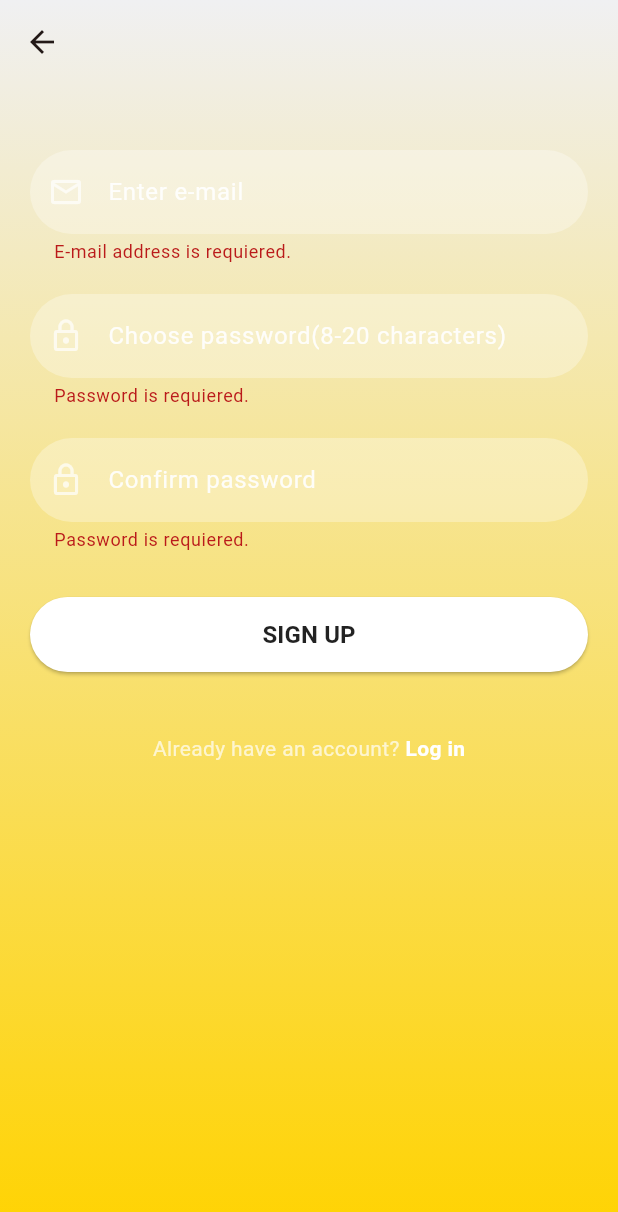
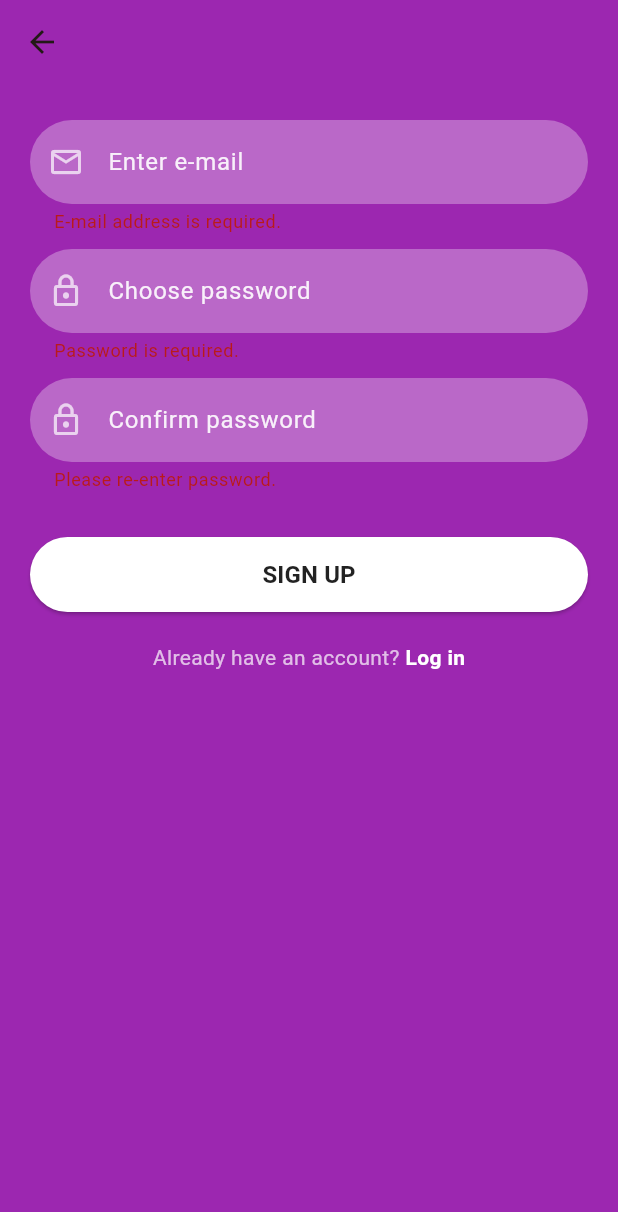
Before and after one commit to crb3l/brain-app, a Flutter app: the SignUpScreen screen opened directly, after a tap on "SIGN UP", on a phone screen of 412 x 824 dp. Shown: the top 1212 px of the screen. Run offline on Flutter 3.47's test engine with Material 3 defaults, Android fonts, the light colour scheme and no system bars; our stand-ins replace firebase_auth, firebase_core; accounts and stored records are empty.

Commit message:
implemented all the signup/login functionalities after a looooooooooong while ... no comment

```diff
--- a/lib/reusable_widgets/reusable_widgets.dart
+++ b/lib/reusable_widgets/reusable_widgets.dart
@@ -1,3 +1,4 @@
+// import 'dart:js_util';
 import 'dart:ui';
 
 import 'package:flutter/material.dart';
@@ -66,6 +67,43 @@ TextFormField passwordTextFormField(
       keyboardType: TextInputType.visiblePassword);
 }
 
+TextFormField passwordConfirmTextFormField(
+    String text,
+    IconData icon,
+    TextEditingController passwordController,
+    TextEditingController _vcontroller) {
+  return TextFormField(
+      controller: _vcontroller,
+//ma sinucid am stat 4 ore ca sa implementez asta pentru ca voiam sa fie implementata diferit fut-o pula de validare
+      validator: (value) {
+        if (value!.isEmpty) {
+          return "Please re-enter password.";
+        } else if (value != passwordController) {
+          return "Passwords do not match!";
+        } else {
+          return null;
+        }
+      },
+      obscureText: true,
+      cursorColor: Colors.white,
+      style: TextStyle(color: Colors.white.withOpacity(0.9)),
+      decoration: InputDecoration(
+        prefixIcon: Icon(
+          icon,
+          color: Colors.white70,
+        ),
+        labelText: text,
+        labelStyle: TextStyle(color: Colors.white.withOpacity(0.9)),
+        filled: true,
+        floatingLabelBehavior: FloatingLabelBehavior.never,
+        fillColor: Colors.white.withOpacity(0.3),
+        border: OutlineInputBorder(
+            borderRadius: BorderRadius.circular(30.0),
+            borderSide: const BorderSide(width: 0, style: BorderStyle.none)),
+      ),
+      keyboardType: TextInputType.visiblePassword);
+}
+
 Container signInSignUpButton(
     BuildContext context, bool isLogin, Function onTap) {
   return Container(
@@ -97,7 +135,7 @@ Container signInSignUpButton(
 
 String? validateEmail(String? formEmail) {
   if (formEmail == null || formEmail.isEmpty)
-    return "E-mail address is requiered.";
+    return "E-mail address is required.";
 
   String pattern = r'\w+a\w+\.\w+';
   RegExp regex = RegExp(pattern);
@@ -107,14 +145,14 @@ String? validateEmail(String? formEmail) {
 
 String? validatePassword(String? formPassword) {
   if (formPassword == null || formPassword.isEmpty)
-    return "Password is requiered.";
+    return "Password is required.";
 
   String pattern =
       r'^(?=.*?[A-z])(?=.*?[a-z])(?=.*?[0-9])(?=.*?[!@#\$&*~]).{8,}$';
   RegExp regex = RegExp(pattern);
   if (!regex.hasMatch(formPassword))
     return '''Password must be at least 8 characters,
-include an uppercase letter, number and symbol.
-    ''';
+include an uppercase letter, a number and a symbol.''';
+
   return null;
 }
--- a/lib/screens/signin_screen.dart
+++ b/lib/screens/signin_screen.dart
@@ -22,12 +22,13 @@ class _SignInScreenState extends State<SignInScreen> {
       body: Container(
         width: MediaQuery.of(context).size.width,
         height: MediaQuery.of(context).size.height,
-        decoration: BoxDecoration(
-            gradient: LinearGradient(colors: [
-          hexStringToColor("F0F0F2"),
-          // hexStringToColor("FFFFFF"),
-          hexStringToColor("FFD301")
-        ], begin: Alignment.topCenter, end: Alignment.bottomCenter)),
+        color: Colors.purple,
+        // decoration: BoxDecoration(
+        //     gradient: LinearGradient(colors: [
+        //   hexStringToColor("F0F0F2"),
+        //   // hexStringToColor("FFFFFF"),
+        //   hexStringToColor("FFD301")
+        // ], begin: Alignment.topCenter, end: Alignment.bottomCenter)),
         child: SingleChildScrollView(
           child: Padding(
             padding: EdgeInsets.fromLTRB(
@@ -35,28 +36,39 @@ class _SignInScreenState extends State<SignInScreen> {
             child: Column(
               children: <Widget>[
                 logoWidget("assets/images/brain.png"),
+                Center(
+                  child:
+                      Text(errorMessage, style: TextStyle(color: Colors.red)),
+                ),
                 SizedBox(
                   height: 30,
                 ),
-                mailTextFormField("Enter username/email", Icons.person_outline,
-                    _emailTextController),
+                mailTextFormField(
+                    "Enter email", Icons.person_outline, _emailTextController),
                 SizedBox(
                   height: 20,
                 ),
                 passwordTextFormField("Enter password", Icons.lock_outline,
                     _passwordTextController),
                 SizedBox(
-                  height: 20,
+                  height: 10,
                 ),
-                signInSignUpButton(context, true, () {
-                  FirebaseAuth.instance
+                signInSignUpButton(context, true, () async {
+                  try {
+                    await FirebaseAuth.instance
                         .signInWithEmailAndPassword(
                             email: _emailTextController.text,
                             password: _passwordTextController.text)
                         .then((value) {
-                    Navigator.push((context),
-                        MaterialPageRoute(builder: (context) => HomeScreen()));
-                  })
+                      Navigator.push(
+                          (context),
+                          MaterialPageRoute(
+                              builder: (context) => HomeScreen()));
+                    });
+                    errorMessage = '';
+                  } on FirebaseAuthException catch (error) {
+                    errorMessage = error.message!;
+                  }
                   // .onError((error, stackTrace) {
                   //   print(
                   //       "Error ${error.toString()}"); //in cazul erorilor legate de emial gresit/parola gresita, firebase va da o eroare generica legata de credentialele auth pentru a nu leakui iinformatii legate de existenta adreseii de email
@@ -72,9 +84,6 @@ class _SignInScreenState extends State<SignInScreen> {
                   // })
                   ;
                 }),
-                Center(
-                  child: Text(errorMessage),
-                ),
                 signUpOption()
               ],
             ),
--- a/lib/screens/signup_screen.dart
+++ b/lib/screens/signup_screen.dart
@@ -36,12 +36,13 @@ class _SignUpScreenState extends State<SignUpScreen> {
         child: Container(
           width: MediaQuery.of(context).size.width,
           height: MediaQuery.of(context).size.height,
-          decoration: BoxDecoration(
-              gradient: LinearGradient(colors: [
-            hexStringToColor("F0F0F2"),
-            // hexStringToColor("FFFFFF"),
-            hexStringToColor("FFD301")
-          ], begin: Alignment.topCenter, end: Alignment.bottomCenter)),
+          color: Colors.purple,
+          // decoration: BoxDecoration(
+          //     gradient: LinearGradient(colors: [
+          //   hexStringToColor("F0F0F2"),
+          //   // hexStringToColor("FFFFFF"),
+          //   hexStringToColor("FFD301")
+          // ], begin: Alignment.topCenter, end: Alignment.bottomCenter)),
           child: SingleChildScrollView(
             child: Padding(
               padding: EdgeInsets.fromLTRB(20, 80, 20, 0),
@@ -52,32 +53,34 @@ class _SignUpScreenState extends State<SignUpScreen> {
                   // ),
                   // reusableTextFormField("Enter username", Icons.person_outline,
                   //     false, _usernameTextController),
-                  SizedBox(
-                    height: 20,
-                  ),
                   mailTextFormField("Enter e-mail", Icons.email_outlined,
                       _emailTextController),
-                  // SizedBox(
-                  //   height: 20,
-                  // ),
-                  // mailTextFormField("Verify e-mail", Icons.email_outlined,
-                  //     _vemailTextController),
+                  Center(
+                    child: Visibility(
+                        visible: errorMessage.isNotEmpty,
+                        child: Text(errorMessage,
+                            style: TextStyle(color: Colors.red))),
+                  ),
                   SizedBox(
-                    height: 20,
+                    height: 10,
                   ),
-                  passwordTextFormField("Choose password(8-20 characters)",
-                      Icons.lock_outline, _passwordTextController),
+                  passwordTextFormField("Choose password", Icons.lock_outline,
+                      _passwordTextController),
                   SizedBox(
-                    height: 20,
+                    height: 10,
                   ),
-                  passwordTextFormField("Confirm password", Icons.lock_outline,
+                  passwordConfirmTextFormField(
+                      "Confirm password",
+                      Icons.lock_outline,
+                      _passwordTextController,
                       _vpasswordTextController),
                   SizedBox(
                     height: 20,
                   ),
-                  signInSignUpButton(context, false, () {
+                  signInSignUpButton(context, false, () async {
                     if (_key.currentState!.validate()) {
-                      FirebaseAuth.instance
+                      try {
+                        await FirebaseAuth.instance
                             .createUserWithEmailAndPassword(
                                 email: _emailTextController.text,
                                 password: _passwordTextController.text)
@@ -87,7 +90,11 @@ class _SignUpScreenState extends State<SignUpScreen> {
                               context,
                               MaterialPageRoute(
                                   builder: (context) => HomeScreen()));
-                      })
+                        });
+                        errorMessage = '';
+                      } on FirebaseAuthException catch (error) {
+                        errorMessage = error.message!;
+                      }
                       // .onError((error, stackTrace) {
                       //   print("Error ${error.toString()}");
                       //   ScaffoldMessenger.of(context).showSnackBar(
@@ -99,9 +106,6 @@ class _SignUpScreenState extends State<SignUpScreen> {
                       ;
                     }
                   }),
-                  Center(
-                    child: Text(errorMessage),
-                  ),
                   signInOption()
                 ],
               ),
```
Also changed, not shown: pubspec.lock. Lines whose indentation alone changed are shown as unchanged.
